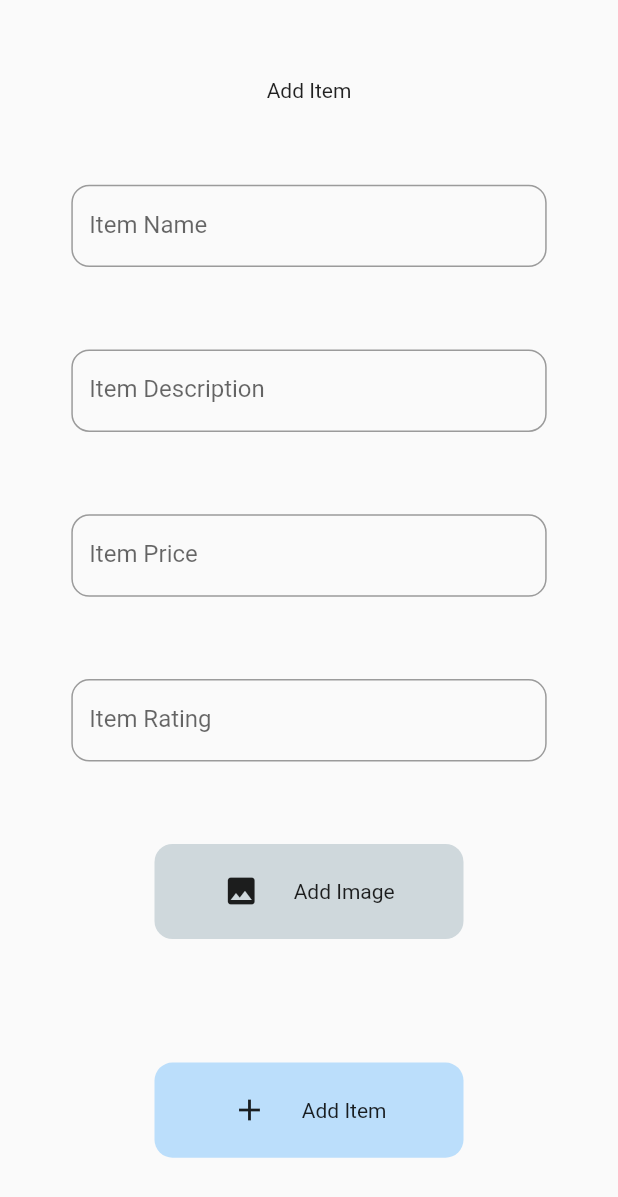
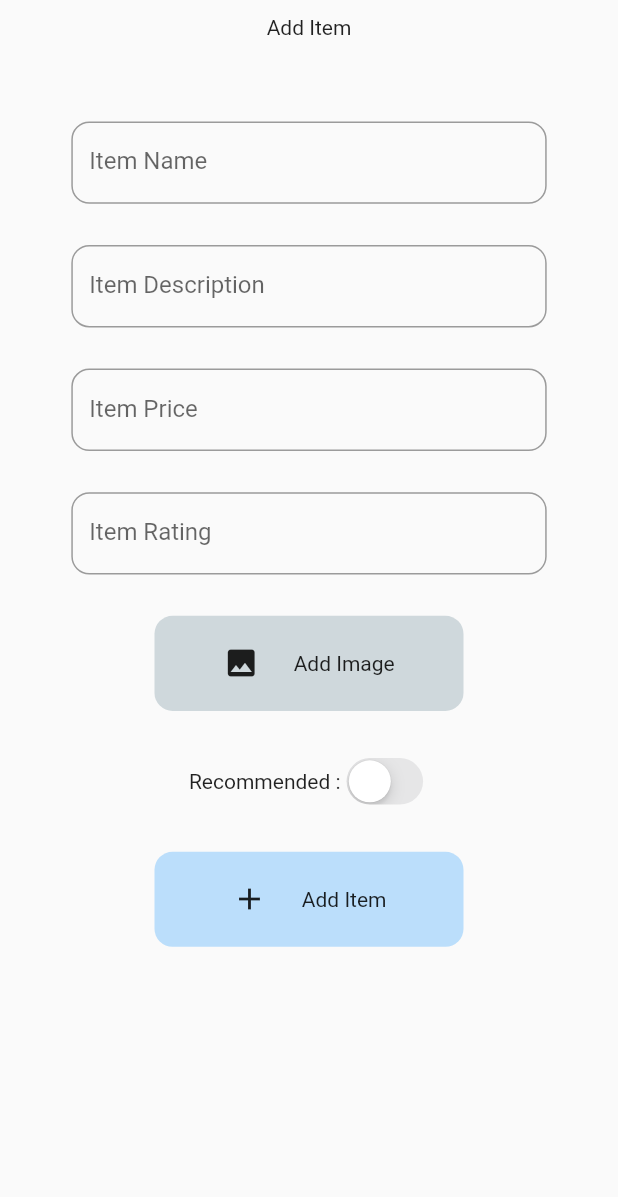
Before and after one commit to NiTHiN6282/Food-Delivery-Admin, a Flutter app: the AddFood screen opened directly, on a phone screen of 412 x 824 dp. Shown: the top 1197 px of the screen. Run offline on Flutter 3.47's test engine with Material 2 defaults, Android fonts, the phone set to English and light mode, and no system bars; our stand-ins replace cloud_firestore, firebase_core, firebase_storage, image_picker; accounts and stored records are empty.

Commit message:
recommended food feature added

```diff
--- a/lib/pages/food/add_food.dart
+++ b/lib/pages/food/add_food.dart
@@ -2,6 +2,8 @@ import 'dart:io';
 
 import 'package:cloud_firestore/cloud_firestore.dart';
 import 'package:firebase_storage/firebase_storage.dart';
+import 'package:flutter/cupertino.dart';
+import 'package:flutter/gestures.dart';
 import 'package:flutter/material.dart';
 import 'package:image_picker/image_picker.dart';
 
@@ -16,6 +18,7 @@ class _AddFoodState extends State<AddFood> {
   dynamic url;
   dynamic foodid;
   File? imageFile;
+  bool recommend = false;
   TextEditingController itemNameController = TextEditingController();
   TextEditingController itemRatingController = TextEditingController();
   TextEditingController itemDescController = TextEditingController();
@@ -38,10 +41,11 @@ class _AddFoodState extends State<AddFood> {
         body: SingleChildScrollView(
           physics: BouncingScrollPhysics(),
           child: Column(
+            crossAxisAlignment: CrossAxisAlignment.center,
             children: [
               Container(
-                width: scrWid,
-                height: scrHei,
+                alignment: Alignment.center,
+                padding: EdgeInsets.only(top: 10, bottom: 10),
                 child: Form(
                   key: _addproductFormKey,
                   child: Column(
@@ -65,7 +69,7 @@ class _AddFoodState extends State<AddFood> {
                         ),
                       ),
                       SizedBox(
-                        height: scrHei / 15,
+                        height: scrHei / 30,
                       ),
                       Container(
                         width: scrWid / 1.3,
@@ -79,7 +83,7 @@ class _AddFoodState extends State<AddFood> {
                         ),
                       ),
                       SizedBox(
-                        height: scrHei / 15,
+                        height: scrHei / 30,
                       ),
                       Container(
                         width: scrWid / 1.3,
@@ -95,7 +99,7 @@ class _AddFoodState extends State<AddFood> {
                         ),
                       ),
                       SizedBox(
-                        height: scrHei / 15,
+                        height: scrHei / 30,
                       ),
                       Container(
                         width: scrWid / 1.3,
@@ -109,7 +113,7 @@ class _AddFoodState extends State<AddFood> {
                         ),
                       ),
                       SizedBox(
-                        height: scrHei / 15,
+                        height: scrHei / 30,
                       ),
                       InkWell(
                         onTap: () async {
@@ -157,7 +161,32 @@ class _AddFoodState extends State<AddFood> {
                               ),
                       ),
                       SizedBox(
-                        height: scrHei / 10,
+                        height: scrHei / 30,
+                      ),
+                      StreamBuilder<QuerySnapshot>(
+                          stream: null,
+                          builder: (context, snapshot) {
+                            return Row(
+                              mainAxisAlignment: MainAxisAlignment.center,
+                              children: [
+                                Text("Recommended :"),
+                                CupertinoSwitch(
+                                    dragStartBehavior: DragStartBehavior.start,
+                                    value: recommend,
+                                    onChanged: (value) {
+                                      setState(() {
+                                        if (value == false) {
+                                          recommend = value;
+                                        } else {
+                                          recommend = value;
+                                        }
+                                      });
+                                    }),
+                              ],
+                            );
+                          }),
+                      SizedBox(
+                        height: scrHei / 30,
                       ),
                       GestureDetector(
                         onTap: () {
@@ -180,6 +209,7 @@ class _AddFoodState extends State<AddFood> {
                                     .collection('foods')
                                     .doc(foodid)
                                     .set({
+                                  "recommended": recommend,
                                   "name": itemNameController.text,
                                   "description": itemDescController.text,
                                   "price": itemPriceController.text,
--- a/lib/pages/food/foodlistpage.dart
+++ b/lib/pages/food/foodlistpage.dart
@@ -46,6 +46,7 @@ class _FoodListPageState extends State<FoodListPage> {
                                 price: snapshot.data!.docs[index]['price'],
                                 foodid: snapshot.data!.docs[index]['foodid'],
                                 rating: snapshot.data!.docs[index]['rating'],
+                                itemIndex: index,
                               ),
                             ));
                         print(snapshot.data!.docs[index]['rating']);
```
Also changed, not shown: lib/pages/food/food_details.dart (+66 -0 lines).
